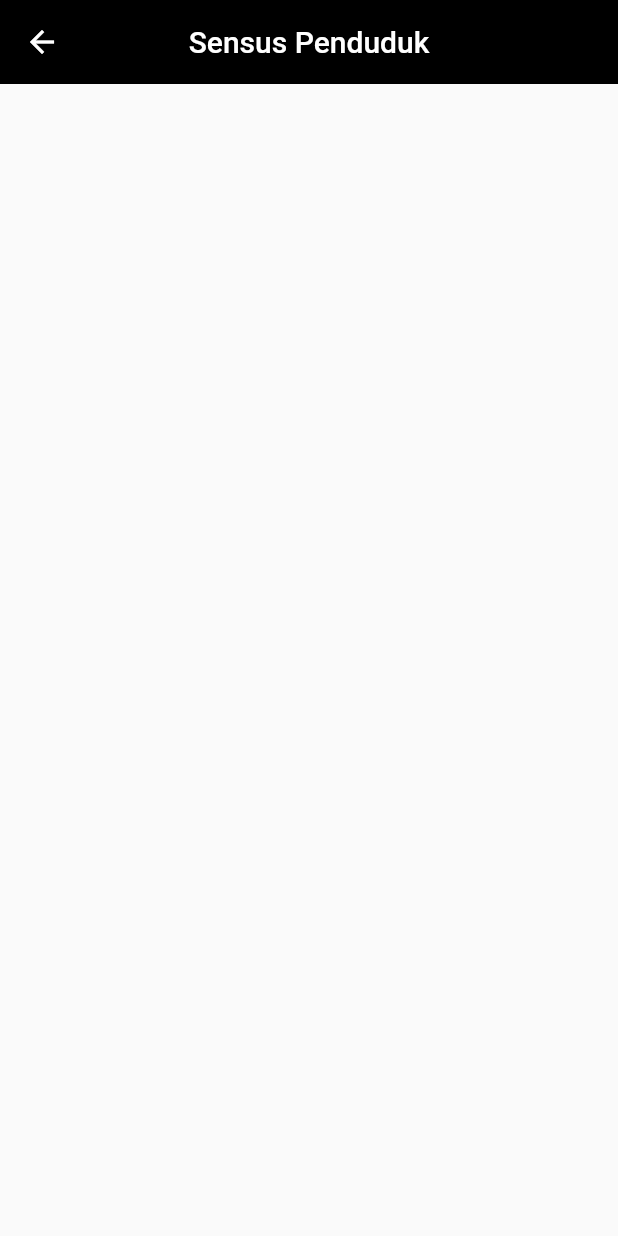
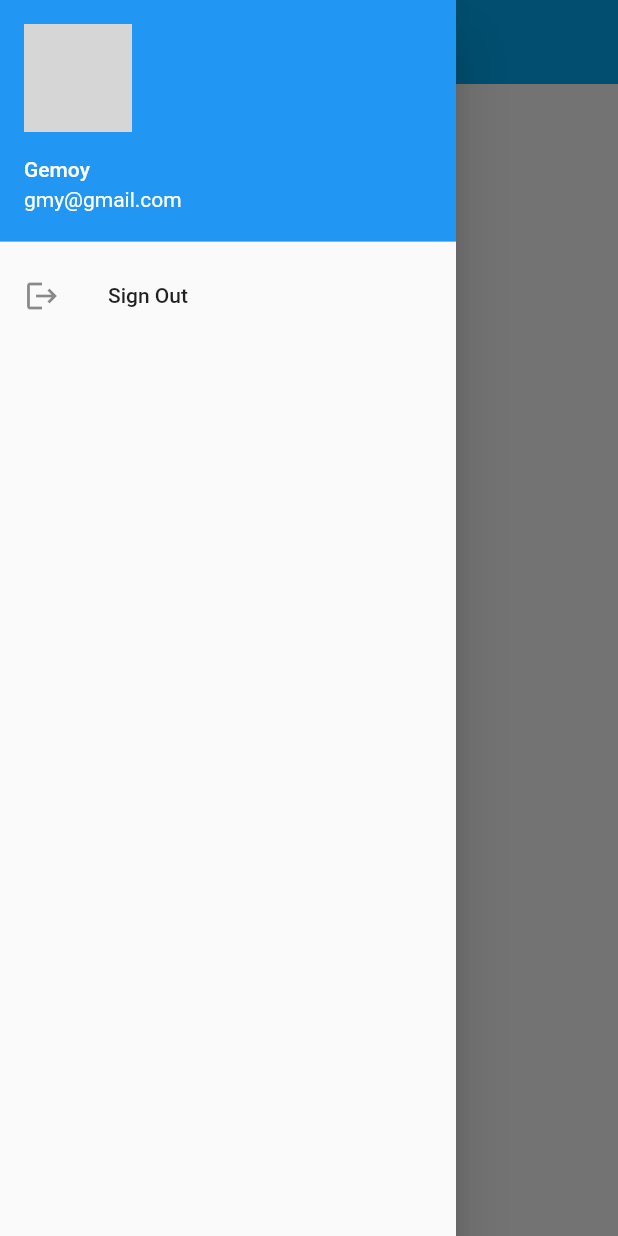
Before and after one commit to room2468/14-final-project-mythical-glory, a Flutter app: the Home screen opened directly, with the side drawer open (before the commit the screen has no drawer), on a phone screen of 412 x 824 dp. Run offline on Flutter 3.47's test engine with Material 2 defaults, Android fonts, the phone set to English and light mode, and no system bars; our stand-ins replace firebase_auth, firebase_core, google_sign_in; missing offline and left inert: sign_button; accounts and stored records are empty; network calls fail; grey boxes are pictures that could not be loaded.

Commit message:
Membuat DrawerNav

```diff
--- /dev/null
+++ b/lib/DrawerNav.dart
@@ -0,0 +1,43 @@
+import 'package:flutter/cupertino.dart';
+import 'package:flutter/material.dart';
+import 'package:sensus/SignIn.dart';
+
+import 'Mulai.dart';
+
+class DrawerNav extends StatefulWidget {
+  @override
+  _DrawerNavState createState() => _DrawerNavState();
+}
+
+class _DrawerNavState extends State<DrawerNav> {
+  @override
+  Widget build(BuildContext context) {
+    return Container(
+      child: Drawer(
+        child: ListView(
+          children: <Widget>[
+            UserAccountsDrawerHeader(
+              accountName: Text("Gemoy"),
+              accountEmail: Text("gmy@gmail.com"),
+              currentAccountPicture: CircleAvatar(
+                backgroundImage: NetworkImage(
+                    'https://data.whicdn.com/images/327744867/original.jpg'),
+              ),
+            ),
+            ListTile(
+              leading: Icon(Icons.logout),
+              title: Text("Sign Out"),
+              onTap: (){
+                signOutGoogle();
+                Navigator.of(context).pushAndRemoveUntil(
+                      MaterialPageRoute(builder: (context) {
+                    return Mulai();
+                  }), ModalRoute.withName('/'));
+              },
+            ),
+          ],
+        ),
+      ),
+    );
+  }
+}
--- a/lib/Home.dart
+++ b/lib/Home.dart
@@ -1,4 +1,5 @@
 import 'package:flutter/material.dart';
+import 'package:sensus/DrawerNav.dart';
 import 'package:sensus/Mulai.dart';
 
 class Home extends StatelessWidget {
@@ -7,13 +8,14 @@ class Home extends StatelessWidget {
   Widget build(BuildContext context) {
     return Scaffold(
       appBar: AppBar(
-        backgroundColor: Colors.black,
+        backgroundColor: Colors.lightBlue,
         elevation: 0.0,
         centerTitle: true,
         title: Text(
           'Sensus Penduduk'
         ),
       ),
+      drawer: DrawerNav(),
     );
   }
 }
```
